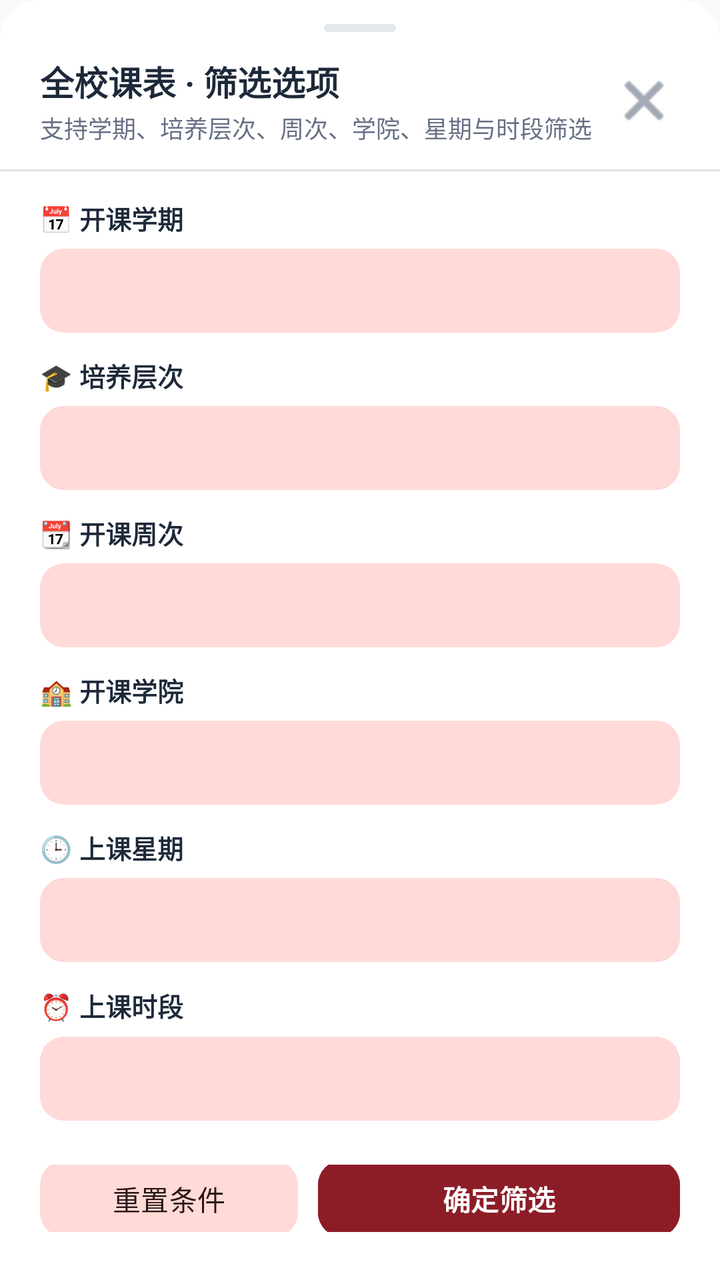
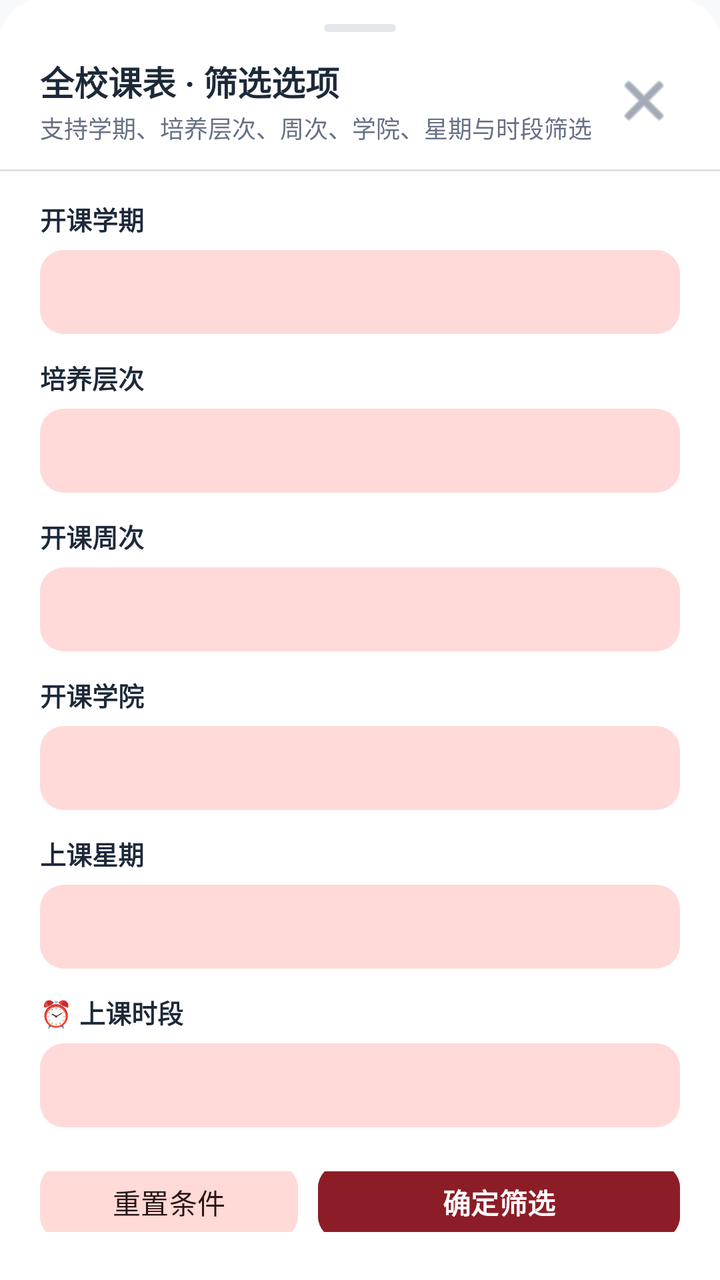

Screens rendered from an Android XML layout before and after an edit, with the pre-edit source and the edit as a unified diff.
<!-- AndroidManifest.xml: application theme Theme.UsstJwgl -->
<!-- res/layout/dialog_course_search_filters.xml -->
<?xml version="1.0" encoding="utf-8"?>
<LinearLayout xmlns:android="http://schemas.android.com/apk/res/android"
    xmlns:app="http://schemas.android.com/apk/res-auto"
    android:layout_width="match_parent"
    android:layout_height="wrap_content"
    android:orientation="vertical"
    android:background="@drawable/bottom_sheet_bg"
    android:paddingTop="12dp"
    android:paddingBottom="24dp">

    
    <ImageView
        android:layout_width="36dp"
        android:layout_height="4dp"
        android:layout_gravity="center_horizontal"
        android:layout_marginBottom="12dp"
        android:src="@drawable/drag_handle" />

    
    <LinearLayout
        android:layout_width="match_parent"
        android:layout_height="wrap_content"
        android:gravity="center_vertical"
        android:orientation="horizontal"
        android:paddingHorizontal="20dp"
        android:paddingBottom="12dp">

        <LinearLayout
            android:layout_width="0dp"
            android:layout_height="wrap_content"
            android:layout_weight="1"
            android:orientation="vertical">

            <TextView
                android:layout_width="wrap_content"
                android:layout_height="wrap_content"
                android:text="全校课表 · 筛选选项"
                android:textColor="@color/text_primary"
                android:textSize="17sp"
                android:textStyle="bold" />

            <TextView
                android:layout_width="wrap_content"
                android:layout_height="wrap_content"
                android:layout_marginTop="2dp"
                android:text="支持学期、培养层次、周次、学院、星期与时段筛选"
                android:textColor="@color/text_secondary"
                android:textSize="12sp" />
        </LinearLayout>

        <ImageButton
            android:id="@+id/btnCloseFilterDialog"
            android:layout_width="36dp"
            android:layout_height="36dp"
            android:background="?attr/selectableItemBackgroundBorderless"
            android:contentDescription="关闭"
            android:src="@android:drawable/ic_menu_close_clear_cancel"
            app:tint="@color/text_secondary" />
    </LinearLayout>

    <View
        android:layout_width="match_parent"
        android:layout_height="1dp"
        android:background="?android:attr/dividerHorizontal" />

    
    <LinearLayout
        android:layout_width="match_parent"
        android:layout_height="wrap_content"
        android:orientation="vertical"
        android:paddingHorizontal="20dp"
        android:paddingTop="14dp">

        
        <TextView
            android:layout_width="wrap_content"
            android:layout_height="wrap_content"
            android:text="📅 开课学期"
            android:textColor="@color/text_primary"
            android:textSize="13sp"
            android:textStyle="bold" />

        <Spinner
            android:id="@+id/dialogSpinnerSemester"
            android:layout_width="match_parent"
            android:layout_height="42dp"
            android:layout_marginTop="6dp"
            android:layout_marginBottom="12dp"
            android:background="@drawable/badge_bg"
            android:paddingHorizontal="10dp" />

        
        <TextView
            android:layout_width="wrap_content"
            android:layout_height="wrap_content"
            android:text="🎓 培养层次"
            android:textColor="@color/text_primary"
            android:textSize="13sp"
            android:textStyle="bold" />

        <Spinner
            android:id="@+id/dialogSpinnerLevel"
            android:layout_width="match_parent"
            android:layout_height="42dp"
            android:layout_marginTop="6dp"
            android:layout_marginBottom="12dp"
            android:background="@drawable/badge_bg"
            android:paddingHorizontal="10dp" />

        
        <TextView
            android:layout_width="wrap_content"
            android:layout_height="wrap_content"
            android:text="📆 开课周次"
            android:textColor="@color/text_primary"
            android:textSize="13sp"
            android:textStyle="bold" />

        <Spinner
            android:id="@+id/dialogSpinnerWeek"
            android:layout_width="match_parent"
            android:layout_height="42dp"
            android:layout_marginTop="6dp"
            android:layout_marginBottom="12dp"
            android:background="@drawable/badge_bg"
            android:paddingHorizontal="10dp" />

        
        <TextView
            android:layout_width="wrap_content"
            android:layout_height="wrap_content"
            android:text="🏫 开课学院"
            android:textColor="@color/text_primary"
            android:textSize="13sp"
            android:textStyle="bold" />

        <Spinner
            android:id="@+id/dialogSpinnerCollege"
            android:layout_width="match_parent"
            android:layout_height="42dp"
            android:layout_marginTop="6dp"
            android:layout_marginBottom="12dp"
            android:background="@drawable/badge_bg"
            android:paddingHorizontal="10dp" />

        
        <TextView
            android:layout_width="wrap_content"
            android:layout_height="wrap_content"
            android:text="🕒 上课星期"
            android:textColor="@color/text_primary"
            android:textSize="13sp"
            android:textStyle="bold" />

        <Spinner
            android:id="@+id/dialogSpinnerDay"
            android:layout_width="match_parent"
            android:layout_height="42dp"
            android:layout_marginTop="6dp"
            android:layout_marginBottom="12dp"
            android:background="@drawable/badge_bg"
            android:paddingHorizontal="10dp" />

        
        <TextView
            android:layout_width="wrap_content"
            android:layout_height="wrap_content"
            android:text="⏰ 上课时段"
            android:textColor="@color/text_primary"
            android:textSize="13sp"
            android:textStyle="bold" />

        <Spinner
            android:id="@+id/dialogSpinnerSection"
            android:layout_width="match_parent"
            android:layout_height="42dp"
            android:layout_marginTop="6dp"
            android:layout_marginBottom="16dp"
            android:background="@drawable/badge_bg"
            android:paddingHorizontal="10dp" />

        
        <LinearLayout
            android:layout_width="match_parent"
            android:layout_height="wrap_content"
            android:orientation="horizontal"
            android:gravity="center_vertical"
            android:paddingTop="6dp">

            <com.google.android.material.button.MaterialButton
                android:id="@+id/btnResetFilters"
                style="@style/Widget.Material3.Button.TonalButton"
                android:layout_width="0dp"
                android:layout_height="46dp"
                android:layout_weight="1"
                android:text="重置条件"
                android:textSize="14sp"
                app:cornerRadius="12dp" />

            <com.google.android.material.button.MaterialButton
                android:id="@+id/btnConfirmFilters"
                android:layout_width="0dp"
                android:layout_height="46dp"
                android:layout_marginStart="10dp"
                android:layout_weight="1.4"
                android:backgroundTint="@color/primary"
                android:text="确定筛选"
                android:textColor="#FFFFFF"
                android:textSize="14sp"
                android:textStyle="bold"
                app:cornerRadius="12dp" />
        </LinearLayout>

    </LinearLayout>

</LinearLayout>
<!-- resources referenced by this layout -->
<resources>
  <color name="primary">#8C1D27</color>
  <color name="text_primary">#1D2939</color>
  <color name="text_secondary">#667085</color>
  <!-- drawable badge_bg (drawable) -->
  <?xml version="1.0" encoding="utf-8"?>
  <shape xmlns:android="http://schemas.android.com/apk/res/android"
      android:shape="rectangle">
      <corners android:radius="12dp" />
      <solid android:color="@color/badge_bg" />
  </shape>
  <!-- drawable bottom_sheet_bg (drawable) -->
  <?xml version="1.0" encoding="utf-8"?>
  <shape xmlns:android="http://schemas.android.com/apk/res/android"
      android:shape="rectangle">
      <solid android:color="@color/surface" />
      <corners
          android:topLeftRadius="20dp"
          android:topRightRadius="20dp"
          android:bottomLeftRadius="0dp"
          android:bottomRightRadius="0dp" />
  </shape>
  <!-- drawable drag_handle (drawable) -->
  <?xml version="1.0" encoding="utf-8"?>
  <shape xmlns:android="http://schemas.android.com/apk/res/android">
      <solid android:color="@color/border" />
      <corners android:radius="2dp" />
  </shape>
  <style name="Theme.UsstJwgl" parent="Theme.Material3.DayNight.NoActionBar">
          <item name="colorPrimary">@color/primary</item>
          <item name="colorOnPrimary">@color/on_primary</item>
          <item name="colorPrimaryContainer">@color/primary_container</item>
          <item name="colorOnPrimaryContainer">@color/on_primary_container</item>
  
          <item name="colorSecondary">@color/secondary</item>
          <item name="colorSecondaryContainer">@color/secondary_container</item>
          <item name="colorOnSecondaryContainer">@color/on_secondary_container</item>
  
          <item name="android:statusBarColor">@android:color/transparent</item>
          <item name="android:windowLightStatusBar">true</item>
          <item name="android:navigationBarColor">@android:color/transparent</item>
          <item name="android:windowLightNavigationBar" tools:targetApi="o_mr1">true</item>
          <item name="android:windowBackground">@color/background</item>
  
          
          <item name="bottomNavigationStyle">@style/Widget.Material3.BottomNavigationView</item>
  
          
          <item name="materialCardViewStyle">@style/Widget.Material3.CardView.Outlined</item>
          <item name="android:forceDarkAllowed" tools:targetApi="q">false</item>
      </style>
  <color name="badge_bg">#FFDAD8</color>
  <color name="surface">#FFFFFF</color>
  <color name="border">#E4E7EC</color>
  <color name="on_primary">#FFFFFF</color>
  <color name="primary_container">#FFDAD8</color>
  <color name="on_primary_container">#3B080E</color>
  <color name="secondary">#775654</color>
  <color name="secondary_container">#FFDAD7</color>
  <color name="on_secondary_container">#2C1514</color>
  <color name="background">#F8F9FA</color>
</resources>

<!-- the commit's change to res/layout/dialog_course_search_filters.xml (unified diff, before → after) -->
@@ -75,7 +75,7 @@
         <TextView
             android:layout_width="wrap_content"
             android:layout_height="wrap_content"
-            android:text="📅 开课学期"
+            android:text="开课学期"
             android:textColor="@color/text_primary"
             android:textSize="13sp"
             android:textStyle="bold" />
@@ -93,7 +93,7 @@
         <TextView
             android:layout_width="wrap_content"
             android:layout_height="wrap_content"
-            android:text="🎓 培养层次"
+            android:text="培养层次"
             android:textColor="@color/text_primary"
             android:textSize="13sp"
             android:textStyle="bold" />
@@ -111,7 +111,7 @@
         <TextView
             android:layout_width="wrap_content"
             android:layout_height="wrap_content"
-            android:text="📆 开课周次"
+            android:text="开课周次"
             android:textColor="@color/text_primary"
             android:textSize="13sp"
             android:textStyle="bold" />
@@ -129,7 +129,7 @@
         <TextView
             android:layout_width="wrap_content"
             android:layout_height="wrap_content"
-            android:text="🏫 开课学院"
+            android:text="开课学院"
             android:textColor="@color/text_primary"
             android:textSize="13sp"
             android:textStyle="bold" />
@@ -147,7 +147,7 @@
         <TextView
             android:layout_width="wrap_content"
             android:layout_height="wrap_content"
-            android:text="🕒 上课星期"
+            android:text="上课星期"
             android:textColor="@color/text_primary"
             android:textSize="13sp"
             android:textStyle="bold" />
